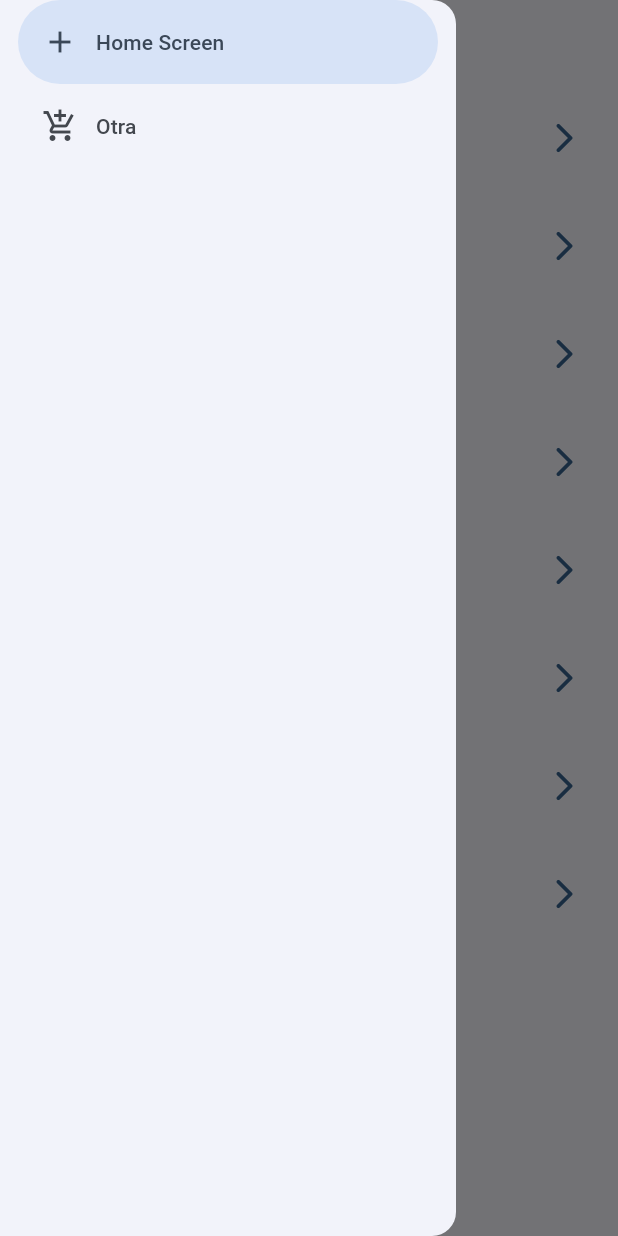
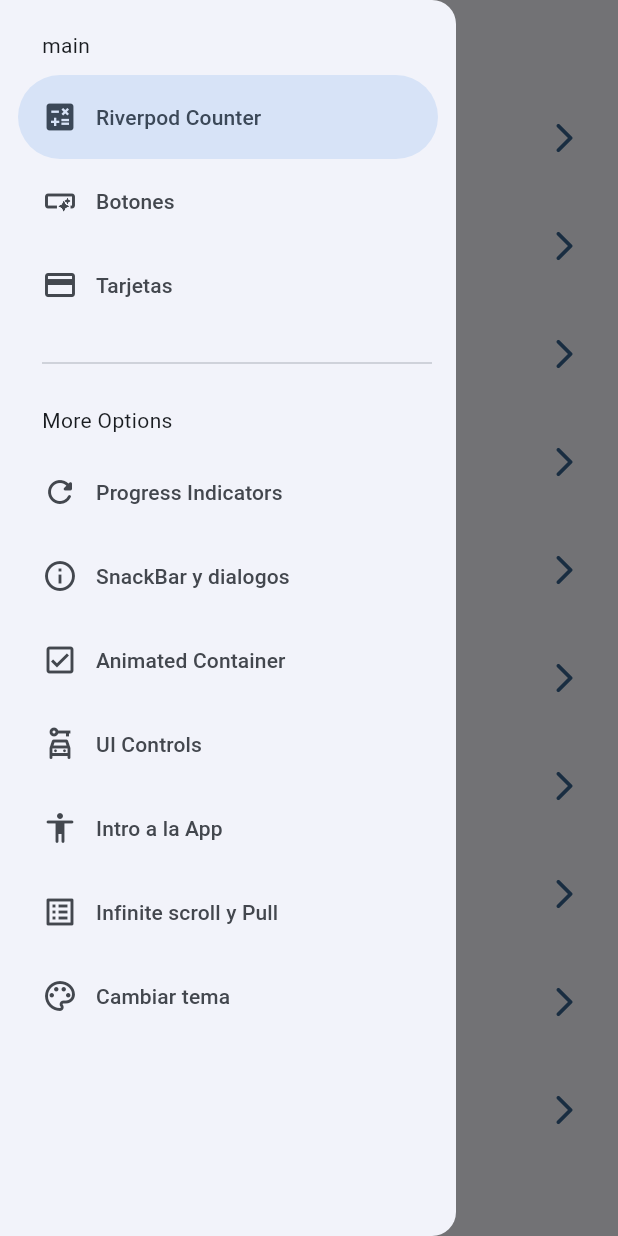
Before and after one commit to matuumdq/widgets_app, a Flutter app: the screen it shows after launch, with the side drawer open, on a phone screen of 412 x 824 dp. Run offline on Flutter 3.47's test engine with Material 2 defaults, Android fonts, the phone set to English and light mode, and no system bars; our stand-ins replace animate_do, flutter_riverpod, go_router.

Commit message:
change colors and dark mode

```diff
--- a/lib/config/menu/menu_items.dart
+++ b/lib/config/menu/menu_items.dart
@@ -14,6 +14,11 @@ class MenuItem {
 }
 
 const appMenuItems = <MenuItem>[
+  MenuItem(
+      title: 'Riverpod Counter',
+      subTitle: 'Intro a riverpod',
+      link: '/counter',
+      icon: Icons.calculate),
   MenuItem(
       title: 'Botones',
       subTitle: 'Varios botones en flutter',
@@ -54,4 +59,9 @@ const appMenuItems = <MenuItem>[
       subTitle: 'Listas infinitas y pull to refresh',
       link: '/infinite',
       icon: Icons.list_alt_outlined),
+  MenuItem(
+      title: 'Cambiar tema',
+      subTitle: 'Cambiar tema de la aplicacion',
+      link: '/themechanger',
+      icon: Icons.color_lens_outlined),
 ];
--- a/lib/config/router/app_router.dart
+++ b/lib/config/router/app_router.dart
@@ -8,6 +8,11 @@ final appRouter = GoRouter(
       path: '/',
       name: HomeScreen.name,
       builder: (context, state) => const HomeScreen(),
+    ),
+    GoRoute(
+      path: '/counter',
+      name: CounterScreen.name,
+      builder: (context, state) => const CounterScreen(),
     ),
     GoRoute(
       path: '/buttons',
@@ -49,5 +54,10 @@ final appRouter = GoRouter(
       name: InfiniteScroll.name,
       builder: (context, state) => const InfiniteScroll(),
     ),
+    GoRoute(
+      path: '/themechanger',
+      name: ThemeChangerScreen.name,
+      builder: (context, state) => const ThemeChangerScreen(),
+    ),
   ],
 );
--- a/lib/config/theme/app_theme.dart
+++ b/lib/config/theme/app_theme.dart
@@ -10,14 +10,16 @@ const colorList = <Color>[
 
 class AppTheme {
   final int selectedColor;
+  final bool isDarkMode;
 
-  AppTheme({this.selectedColor = 0})
+  AppTheme({this.isDarkMode = false, this.selectedColor = 0})
       : assert(selectedColor >= 0, 'Selected color must be greater than 0'),
         assert(selectedColor < colorList.length,
             'Selected color must be less or equal than ${colorList.length - 1}');
 
   ThemeData getTheme() => ThemeData(
       useMaterial3: true,
+      brightness: isDarkMode ? Brightness.dark : Brightness.light,
       colorSchemeSeed: colorList[selectedColor],
       appBarTheme: const AppBarTheme(centerTitle: true));
 }
--- a/lib/main.dart
+++ b/lib/main.dart
@@ -1,22 +1,28 @@
 import 'package:flutter/material.dart';
+import 'package:flutter_riverpod/flutter_riverpod.dart';
 import 'package:widget_app/config/router/app_router.dart';
 import 'package:widget_app/config/theme/app_theme.dart';
+import 'package:widget_app/presentation/providers/theme_provider.dart';
 
 void main() {
-  runApp(const MyApp());
+  runApp(const ProviderScope(child: MyApp()));
 }
 
-class MyApp extends StatelessWidget {
+class MyApp extends ConsumerWidget {
   const MyApp({super.key});
 
   // This widget is the root of your application.
   @override
-  Widget build(BuildContext context) {
+  Widget build(BuildContext context, ref) {
+    final bool isDarkMode = ref.watch(isDarkProvider);
+    final int indexColor = ref.watch(selectedIndexColorProvider);
+
     return MaterialApp.router(
       title: 'Flutter Widgets',
       routerConfig: appRouter,
       debugShowCheckedModeBanner: false,
-      theme: AppTheme(selectedColor: 0).getTheme(),
+      theme: AppTheme(selectedColor: indexColor, isDarkMode: isDarkMode)
+          .getTheme(),
       //   routes: {
       //     '/buttons': (context) => const ButtonsScreen(),
       //     '/cards': (context) => const CardsScreen(),
--- /dev/null
+++ b/lib/presentation/providers/counter_provider.dart
@@ -0,0 +1,3 @@
+import 'package:flutter_riverpod/flutter_riverpod.dart';
+
+final counterProvider = StateProvider((ref) => 6);
--- /dev/null
+++ b/lib/presentation/providers/theme_provider.dart
@@ -0,0 +1,12 @@
+import 'package:flutter_riverpod/flutter_riverpod.dart';
+import 'package:widget_app/config/theme/app_theme.dart';
+
+// Colores inmutable
+
+final colorListProvider = Provider((ref) => colorList);
+
+// bool
+final isDarkProvider = StateProvider((ref) => false);
+
+// int
+final selectedIndexColorProvider = StateProvider((ref) => 0);
--- a/lib/presentation/screens/home/home_screen.dart
+++ b/lib/presentation/screens/home/home_screen.dart
@@ -1,7 +1,6 @@
 import 'package:flutter/material.dart';
 import 'package:go_router/go_router.dart';
 import 'package:widget_app/config/menu/menu_items.dart';
-import 'package:widget_app/presentation/screens/cards/cards_screen.dart';
 import 'package:widget_app/presentation/screens/widgets/side_menu.dart';
 
 class HomeScreen extends StatelessWidget {
@@ -10,12 +9,17 @@ class HomeScreen extends StatelessWidget {
 
   @override
   Widget build(BuildContext context) {
+    final scaffoldKey = GlobalKey<ScaffoldState>();
+
     return Scaffold(
+      key: scaffoldKey,
       appBar: AppBar(
         title: const Text('Flutter + Widgets'),
       ),
       body: const _HomeView(),
-      drawer: const SideMenu(),
+      drawer: SideMenu(
+        scaffoldKey: scaffoldKey,
+      ),
     );
   }
 }
--- a/lib/presentation/screens/screens.dart
+++ b/lib/presentation/screens/screens.dart
@@ -2,8 +2,10 @@ export 'package:widget_app/presentation/screens/animated/animated_screen.dart';
 export 'package:widget_app/presentation/screens/app_tutorial/app_tutorial_screen.dart';
 export 'package:widget_app/presentation/screens/buttons/buttons_screen.dart';
 export 'package:widget_app/presentation/screens/cards/cards_screen.dart';
+export 'package:widget_app/presentation/screens/counter/counter_screen.dart';
 export 'package:widget_app/presentation/screens/home/home_screen.dart';
 export 'package:widget_app/presentation/screens/infinite_scroll/infinite_scroll_screen.dart';
 export 'package:widget_app/presentation/screens/progress/progress_screen.dart';
 export 'package:widget_app/presentation/screens/snackbar/snackbar_screen.dart';
+export 'package:widget_app/presentation/screens/themechanger/theme_changer.dart';
 export 'package:widget_app/presentation/screens/ui_controls/ui_controls_screen.dart';
--- a/lib/presentation/screens/widgets/side_menu.dart
+++ b/lib/presentation/screens/widgets/side_menu.dart
@@ -1,7 +1,11 @@
 import 'package:flutter/material.dart';
+import 'package:go_router/go_router.dart';
+import 'package:widget_app/config/menu/menu_items.dart';
 
 class SideMenu extends StatefulWidget {
-  const SideMenu({super.key});
+  final GlobalKey<ScaffoldState> scaffoldKey;
+
+  const SideMenu({super.key, required this.scaffoldKey});
 
   @override
   State<SideMenu> createState() => _SideMenuState();
@@ -11,18 +15,42 @@ class _SideMenuState extends State<SideMenu> {
   int navDrawerIndex = 0;
   @override
   Widget build(BuildContext context) {
+    final hasNotch = MediaQuery.of(context).viewPadding.top > 35;
+
     return NavigationDrawer(
       selectedIndex: navDrawerIndex,
       onDestinationSelected: (value) {
         setState(() {
           navDrawerIndex = value;
         });
+
+        final menuItem = appMenuItems[value];
+        context.push(menuItem.link);
+        widget.scaffoldKey.currentState?.closeDrawer();
       },
-      children: const [
-        NavigationDrawerDestination(
-            icon: Icon(Icons.add), label: Text('Home Screen')),
-        NavigationDrawerDestination(
-            icon: Icon(Icons.add_shopping_cart_outlined), label: Text('Otra')),
+      children: [
+        Padding(
+          padding: EdgeInsets.fromLTRB(28, hasNotch ? 5 : 20, 16, 10),
+          child: Text('main'),
+        ),
+        ...appMenuItems.sublist(0, 3).map(
+              (item) => NavigationDrawerDestination(
+                  icon: Icon(item.icon), label: Text(item.title)),
+            ),
+        const Padding(
+          padding: const EdgeInsets.fromLTRB(28, 16, 16, 10),
+          child: Divider(),
+        ),
+        const Padding(
+          padding: EdgeInsets.fromLTRB(28, 10, 16, 10),
+          child: Text('More Options'),
+        ),
+        ...appMenuItems.sublist(3, appMenuItems.length).map(
+              (item) => NavigationDrawerDestination(
+                icon: Icon(item.icon),
+                label: Text(item.title),
+              ),
+            ),
       ],
     );
   }
```
Also changed, not shown: lib/presentation/screens/counter/counter_screen.dart (added, +42 -0 lines), lib/presentation/screens/themechanger/theme_changer.dart (added, +56 -0 lines), pubspec.yaml (+1 -6 lines), pubspec.lock.
